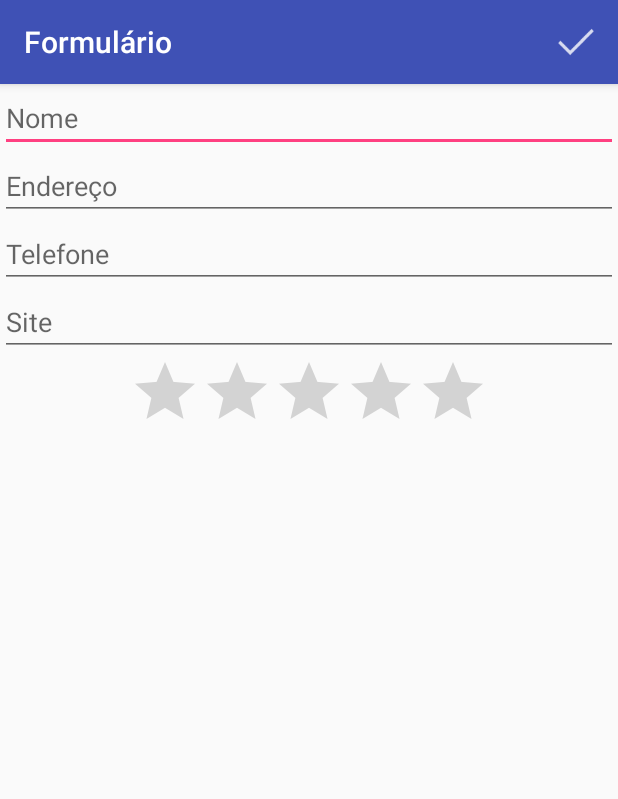
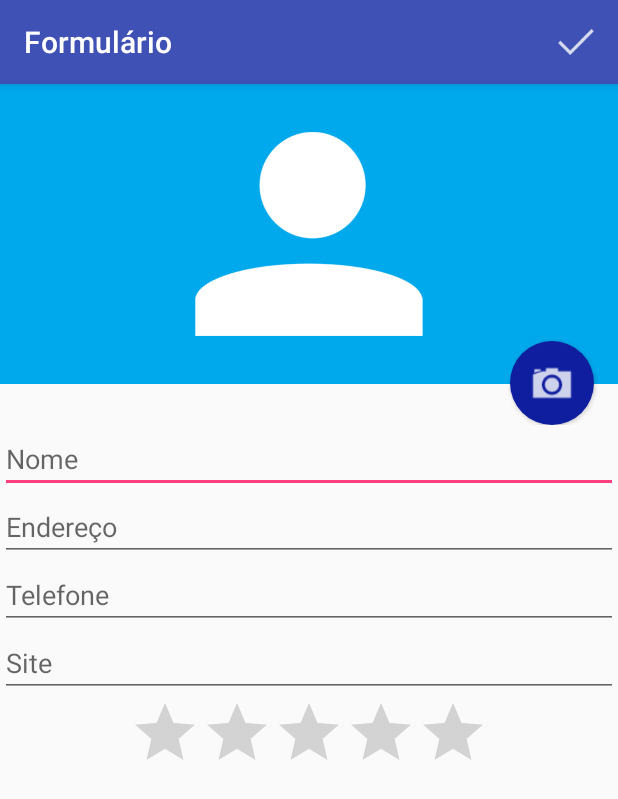
Before and after one commit to IrlanFreitas/AndroidEstudos, an Android app: the FormularioActivity screen opened directly, with no data from a screen before it, on a phone screen of 412 x 824 dp. Shown: the top 799 px of the screen. Run offline under Robolectric (Android 15) with nearby library versions, the phone set to English and light mode, and no system bars.

Commit message:
Usando a câmera
Fazendo os botões funcionar.
Entendendo como funcionar o StartActivityForResult.
Usando o ImageView.
Salvando a imagem e o caminho dela.

```diff
--- a/app/src/main/java/br/com/alura/agenda/activities/FormularioActivity.java
+++ b/app/src/main/java/br/com/alura/agenda/activities/FormularioActivity.java
@@ -1,23 +1,39 @@
 package br.com.alura.agenda.activities;
 
+import android.app.Activity;
+import android.content.Intent;
+import android.graphics.Bitmap;
+import android.graphics.BitmapFactory;
+import android.net.Uri;
+import android.os.Bundle;
+import android.provider.MediaStore;
+import android.support.v4.content.FileProvider;
 import android.support.v7.app.AppCompatActivity;
-import android.os.Bundle;
 import android.util.Log;
 import android.view.Menu;
 import android.view.MenuInflater;
 import android.view.MenuItem;
+import android.view.View;
+import android.widget.Button;
+import android.widget.ImageView;
 import android.widget.Toast;
 
+import java.io.File;
+
+import br.com.alura.agenda.BuildConfig;
 import br.com.alura.agenda.R;
 import br.com.alura.agenda.dao.AlunoDAO;
 import br.com.alura.agenda.helpers.FormularioHelper;
 import br.com.alura.agenda.models.Aluno;
+import br.com.alura.agenda.util.PadraoRequisicao;
 
 public class FormularioActivity extends AppCompatActivity {
 
     private FormularioHelper helper;
 
     private AlunoDAO alunoDAO;
+
+    private String caminhoFoto;
 
     @Override
     protected void onCreate(Bundle savedInstanceState) {
@@ -29,12 +45,29 @@ public class FormularioActivity extends AppCompatActivity {
         alunoDAO = new AlunoDAO(this);
 
         //getIntent() devolve a intent que foi usada para abrir a activity
-        Aluno aluno = (Aluno)getIntent().getSerializableExtra("aluno");
+        Aluno aluno = (Aluno) getIntent().getSerializableExtra("aluno");
 
         if (aluno != null) {
             Log.i("ALUNO", aluno.toString());
             helper.preencherFormulario(aluno);
         }
+
+        Button btnAdicionarFoto = findViewById(R.id.formulario_btn_adicionar_foto);
+
+        btnAdicionarFoto.setOnClickListener(new View.OnClickListener() {
+            @Override
+            public void onClick(View view) {
+
+                Intent intentCamera = new Intent(MediaStore.ACTION_IMAGE_CAPTURE);
+                caminhoFoto = getExternalFilesDir(null) + "/" + System.currentTimeMillis() + ".jpg";
+                File foto = new File(caminhoFoto);
+                //Modificações necessárias para a API 24, Nougat.
+                Uri fotoURI = FileProvider.getUriForFile(FormularioActivity.this, BuildConfig.APPLICATION_ID + ".provider", foto);
+                intentCamera.putExtra(MediaStore.EXTRA_OUTPUT, fotoURI);
+                startActivityForResult(intentCamera, PadraoRequisicao.CODIGO_REQUISICAO_CAMERA);
+
+            }
+        });
 
         //
         //Setando o comportamento de click do botão com o listener(escutador)
@@ -90,5 +123,21 @@ public class FormularioActivity extends AppCompatActivity {
         return super.onOptionsItemSelected(item);
     }
 
+    //Recebendo o resultado da chamada do método startActivityForResult
+    //que recebe valor, objeto, arquivo etc... De outra activity que
+    //foi chamada pela Intent ímplicita, onde as outras actitivies
+    //com o intent-filter correto
+    @Override
+    protected void onActivityResult(int requestCode, int resultCode, Intent data) {
+        super.onActivityResult(requestCode, resultCode, data);
+        //Se ele tiver completado a ação
+        if (resultCode == Activity.RESULT_OK) {
+            //Se a ação for da camera
+            if (requestCode == PadraoRequisicao.CODIGO_REQUISICAO_CAMERA ) {
 
+                //Delegado ao helper
+                helper.carregarImagem(caminhoFoto);
+            }
+        }
+    }
 }
--- a/app/src/main/java/br/com/alura/agenda/helpers/FormularioHelper.java
+++ b/app/src/main/java/br/com/alura/agenda/helpers/FormularioHelper.java
@@ -1,6 +1,9 @@
 package br.com.alura.agenda.helpers;
 
+import android.graphics.Bitmap;
+import android.graphics.BitmapFactory;
 import android.widget.EditText;
+import android.widget.ImageView;
 import android.widget.RatingBar;
 
 import br.com.alura.agenda.R;
@@ -10,12 +13,14 @@ import br.com.alura.agenda.models.Aluno;
 public class FormularioHelper {
 
     //Ter os campos aqui é importante para obter os dados quando necessário
-    //sem precisar instanciar novamente
-    private EditText editTextNome;
-    private EditText editTextEndereco;
-    private EditText editTextTelefone;
-    private EditText editTextSite;
-    private RatingBar ratingNota;
+    //sem precisar instanciar novamente o helper na activity
+    private final EditText editTextNome;
+    private final EditText editTextEndereco;
+    private final EditText editTextTelefone;
+    private final EditText editTextSite;
+    private final RatingBar ratingNota;
+    private final ImageView imagemAluno;
+
     private Aluno aluno;
 
     public FormularioHelper(FormularioActivity activity) {
@@ -25,6 +30,7 @@ public class FormularioHelper {
         editTextTelefone = activity.findViewById(R.id.formulario_telefone);
         editTextSite = activity.findViewById(R.id.formulario_site);
         ratingNota = activity.findViewById(R.id.formulario_nota);
+        imagemAluno = activity.findViewById(R.id.formulario_foto_aluno);
         aluno = new Aluno();
 
     }
@@ -33,8 +39,11 @@ public class FormularioHelper {
         aluno.setNome(editTextNome.getText().toString());
         aluno.setEndereco(editTextEndereco.getText().toString());
         aluno.setTelefone(editTextTelefone.getText().toString());
-        aluno.setSite( editTextSite.getText().toString());
-        aluno.setNota( (double) ratingNota.getRating());
+        aluno.setSite(editTextSite.getText().toString());
+        aluno.setNota((double) ratingNota.getRating());
+        //Foi anexada o caminho da foto ao objeto ImageView pois
+        //ele não salva o caminho.
+        aluno.setCaminhoFoto((String) imagemAluno.getTag());
 
         return aluno;
     }
@@ -46,5 +55,31 @@ public class FormularioHelper {
         editTextTelefone.setText(aluno.getTelefone());
         editTextSite.setText(aluno.getSite());
         ratingNota.setRating(Float.parseFloat(aluno.getNota().toString()));
+        carregarImagem(aluno.getCaminhoFoto());
+
+    }
+
+    public void carregarImagem(String caminhoFoto) {
+
+        if (caminhoFoto != null) {
+            //Criando um bitmap a partir do arquivo.
+            Bitmap bitmap = BitmapFactory.decodeFile(caminhoFoto);
+
+            //Diminuindo a qualidade da imagem por limitações de software
+            Bitmap bitmapReduzido = Bitmap.createScaledBitmap(bitmap, 300, 300, true);
+
+            //Mais fácil de mexer com imagens
+            imagemAluno.setImageBitmap(bitmapReduzido);
+
+            //Encaixando a imagem na altura e largura disponível no imagem view.
+            imagemAluno.setScaleType(ImageView.ScaleType.FIT_XY);
+
+            //o ImageView não salva o caminho da foto,
+            //somente o bitmap, porém, há um método
+            //que pode ser utilizado como auxiliar
+            //o setTag, que funciona como o PutExtra
+            //para anexar informações ao objeto
+            imagemAluno.setTag(caminhoFoto);
+        }
     }
 }
--- /dev/null
+++ b/app/src/main/res/drawable/fundo_botao_camera.xml
@@ -0,0 +1,18 @@
+<?xml version="1.0" encoding="utf-8"?>
+
+<layer-list xmlns:android="http://schemas.android.com/apk/res/android">
+    <item>
+        <shape android:shape="oval">
+            <solid android:color="#0f1e9f" />
+            <padding
+                android:top="10dp"
+                android:right="10dp"
+                android:left="10dp"
+                android:bottom="10dp"
+                />
+        </shape>
+    </item>
+    <item android:drawable="@drawable/ic_camera" >
+
+    </item>
+</layer-list>
--- a/app/src/main/res/layout/activity_formulario.xml
+++ b/app/src/main/res/layout/activity_formulario.xml
@@ -11,11 +11,36 @@
         android:layout_height="match_parent"
         android:orientation="vertical">
 
+        <RelativeLayout
+            android:layout_width="match_parent"
+            android:layout_height="227dp">
+
+            <ImageView
+                android:id="@+id/formulario_foto_aluno"
+                android:layout_width="match_parent"
+                android:layout_height="200dp"
+                android:background="#00A8EC"
+                android:src="@drawable/person" />
+
+            <Button
+                android:layout_width="56dp"
+                android:layout_height="56dp"
+                android:layout_alignParentBottom="true"
+                android:layout_alignParentRight="true"
+                android:layout_marginRight="16dp"
+                android:background="@drawable/fundo_botao_camera"
+                android:textColor="#FFF"
+                android:textSize="26sp"
+                android:id="@+id/formulario_btn_adicionar_foto"/>
+
+        </RelativeLayout>
+
         <EditText
             android:id="@+id/formulario_nome"
             android:layout_width="match_parent"
             android:layout_height="wrap_content"
-            android:hint="Nome" />
+            android:hint="Nome"
+            />
 
         <EditText
             android:id="@+id/formulario_endereco"
--- /dev/null
+++ b/app/src/main/res/xml/provider_paths.xml
@@ -0,0 +1,4 @@
+<?xml version="1.0" encoding="utf-8"?>
+<paths xmlns:android="http://schemas.android.com/apk/res/android">
+    <external-path name="external_files" path="."/>
+</paths>
```
Also changed, not shown: app/src/main/AndroidManifest.xml (+16 -3 lines), app/src/main/java/br/com/alura/agenda/activities/InformacoesActivity.java (added, +40 -0 lines), app/src/main/java/br/com/alura/agenda/activities/ListaAlunosActivity.java (+14 -4 lines), app/src/main/java/br/com/alura/agenda/dao/AlunoDAO.java (+28 -5 lines), app/src/main/java/br/com/alura/agenda/helpers/InformacoesHelper.java (added, +41 -0 lines), app/src/main/java/br/com/alura/agenda/models/Aluno.java (+11 -8 lines), app/src/main/java/br/com/alura/agenda/util/PadraoRequisicao.java (added, +9 -0 lines), app/src/main/res/layout/activity_informacoes.xml (added, +48 -0 lines), app/src/main/res/layout/list_item.xml (added, +32 -0 lines), 1 other file.
